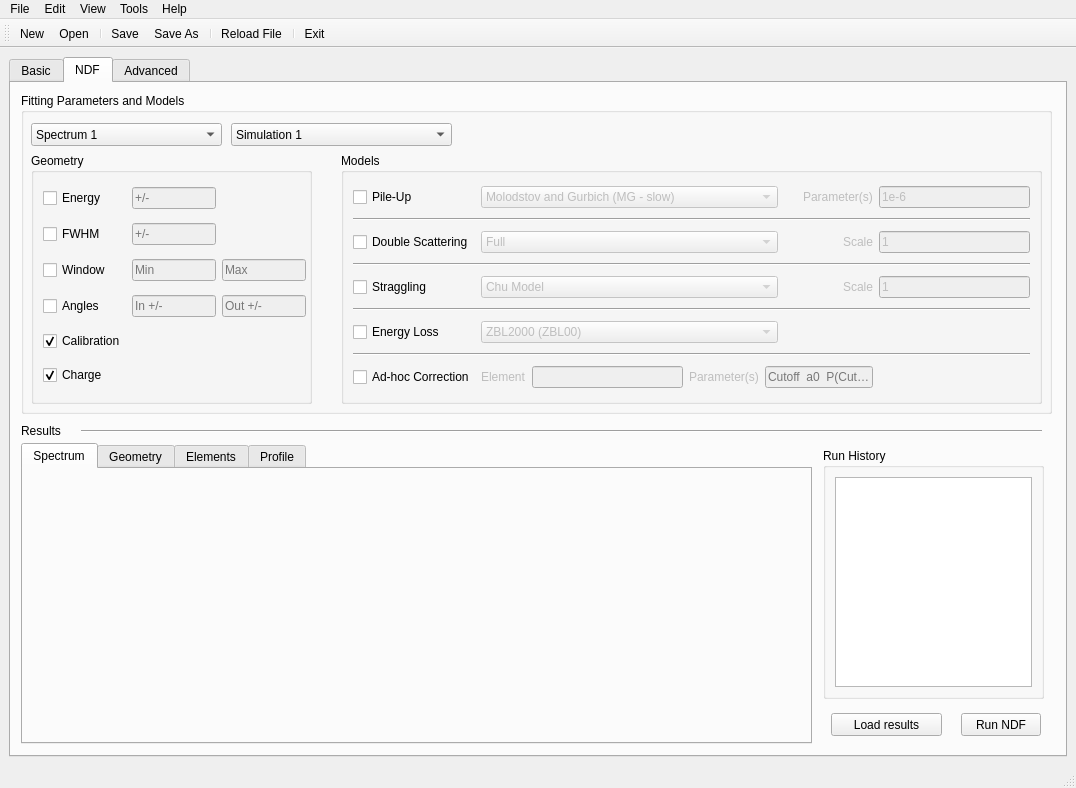
Before: the Qt Designer form ui/geo_load.ui in m-sequeira/IBA-Studio, drawn with Qt 5.
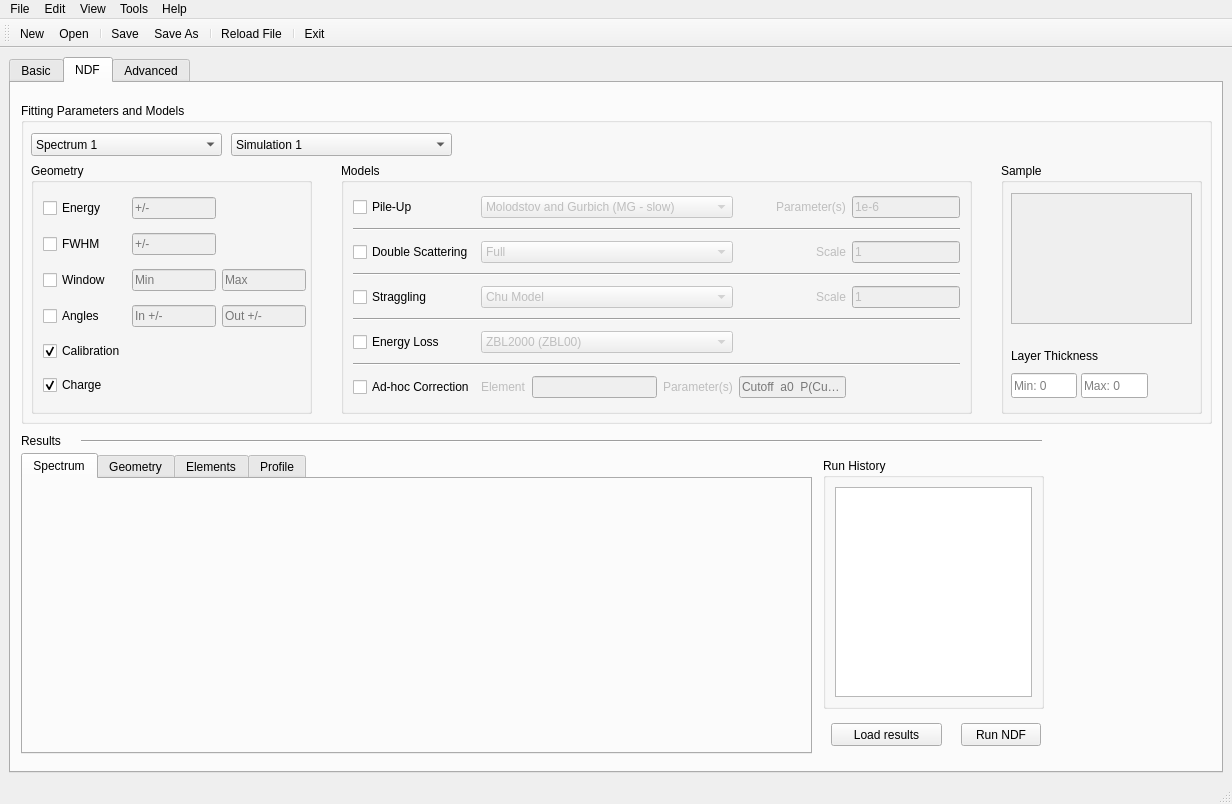
After: the same form once the commit is applied. The open tabs and pages were chosen to show the change.

Commit message: Remade the element fitting choice, improved the elements table dynamics, solved a bug where NDF run window would not open when elements where null,

Diff of the .ui file:
```diff
--- a/ui/geo_load.ui
+++ b/ui/geo_load.ui
@@ -6,10 +6,16 @@
    <rect>
     <x>0</x>
     <y>0</y>
-    <width>1076</width>
-    <height>788</height>
+    <width>1232</width>
+    <height>804</height>
    </rect>
   </property>
+  <property name="sizePolicy">
+   <sizepolicy hsizetype="Preferred" vsizetype="Preferred">
+    <horstretch>0</horstretch>
+    <verstretch>0</verstretch>
+   </sizepolicy>
+  </property>
   <property name="minimumSize">
    <size>
     <width>1076</width>
@@ -18,7 +24,7 @@
   </property>
   <property name="maximumSize">
    <size>
-    <width>1076</width>
+    <width>9000</width>
     <height>9000</height>
    </size>
   </property>
@@ -937,8 +943,8 @@
         <property name="geometry">
          <rect>
           <x>10</x>
-          <y>10</y>
-          <width>1031</width>
+          <y>20</y>
+          <width>1191</width>
           <height>321</height>
          </rect>
         </property>
@@ -1212,7 +1218,7 @@
           <rect>
            <x>320</x>
            <y>60</y>
-           <width>701</width>
+           <width>631</width>
            <height>251</height>
           </rect>
          </property>
@@ -1247,33 +1253,6 @@
             </property>
            </widget>
           </item>
-          <item row="6" column="1" colspan="4">
-           <widget class="QComboBox" name="comboEnergyloss">
-            <property name="enabled">
-             <bool>false</bool>
-            </property>
-            <item>
-             <property name="text">
-              <string>ZBL2000 (ZBL00)</string>
-             </property>
-            </item>
-            <item>
-             <property name="text">
-              <string>ZBL1990 (ZBL90)</string>
-             </property>
-            </item>
-            <item>
-             <property name="text">
-              <string>MSTAR (MSTAR)</string>
-             </property>
-            </item>
-            <item>
-             <property name="text">
-              <string>SRIM 2003 (SR03)</string>
-             </property>
-            </item>
-           </widget>
-          </item>
           <item row="4" column="7">
            <widget class="QLineEdit" name="straggling_scaleparam">
             <property name="enabled">
@@ -1307,33 +1286,6 @@
             </property>
            </widget>
           </item>
-          <item row="0" column="1" colspan="4">
-           <widget class="QComboBox" name="comboPileup">
-            <property name="enabled">
-             <bool>false</bool>
-            </property>
-            <item>
-             <property name="text">
-              <string>Molodstov and Gurbich (MG - slow)</string>
-             </property>
-            </item>
-            <item>
-             <property name="text">
-              <string>Wielopolski and Gardner (WG - slow)</string>
-             </property>
-            </item>
-            <item>
-             <property name="text">
-              <string>Pure Autocorrelation Algorithm (CJ - fast)</string>
-             </property>
-            </item>
-            <item>
-             <property name="text">
-              <string>Amsel (GA - fast)</string>
-             </property>
-            </item>
-           </widget>
-          </item>
           <item row="0" column="0">
            <widget class="QCheckBox" name="checkPileup">
             <property name="text">
@@ -1439,7 +1391,58 @@
             </property>
            </widget>
           </item>
-          <item row="2" column="1" colspan="4">
+          <item row="8" column="0">
+           <widget class="QCheckBox" name="checkAdhoc_correction">
+            <property name="text">
+             <string>Ad-hoc Correction</string>
+            </property>
+           </widget>
+          </item>
+          <item row="6" column="1" colspan="3">
+           <widget class="QComboBox" name="comboEnergyloss">
+            <property name="enabled">
+             <bool>false</bool>
+            </property>
+            <item>
+             <property name="text">
+              <string>ZBL2000 (ZBL00)</string>
+             </property>
+            </item>
+            <item>
+             <property name="text">
+              <string>ZBL1990 (ZBL90)</string>
+             </property>
+            </item>
+            <item>
+             <property name="text">
+              <string>MSTAR (MSTAR)</string>
+             </property>
+            </item>
+            <item>
+             <property name="text">
+              <string>SRIM 2003 (SR03)</string>
+             </property>
+            </item>
+           </widget>
+          </item>
+          <item row="4" column="1" colspan="3">
+           <widget class="QComboBox" name="comboStraggling">
+            <property name="enabled">
+             <bool>false</bool>
+            </property>
+            <item>
+             <property name="text">
+              <string>Chu Model</string>
+             </property>
+            </item>
+            <item>
+             <property name="text">
+              <string>Bohr Model</string>
+             </property>
+            </item>
+           </widget>
+          </item>
+          <item row="2" column="1" colspan="3">
            <widget class="QComboBox" name="comboDoublescatter">
             <property name="enabled">
              <bool>false</bool>
@@ -1466,14 +1469,14 @@
             </item>
            </widget>
           </item>
-          <item row="4" column="1" colspan="4">
-           <widget class="QComboBox" name="comboStraggling">
+          <item row="0" column="1" colspan="3">
+           <widget class="QComboBox" name="comboPileup">
             <property name="enabled">
              <bool>false</bool>
             </property>
             <item>
              <property name="text">
-              <string>Chu Model</string>
+              <string>Molodstov and Gurbich (MG - slow)</string>
              </property>
             </item>
             <item>
@@ -1481,13 +1484,16 @@
               <string>Bohr Model</string>
              </property>
             </item>
-           </widget>
-          </item>
-          <item row="8" column="0">
-           <widget class="QCheckBox" name="checkAdhoc_correction">
-            <property name="text">
-             <string>Ad-hoc Correction</string>
-            </property>
+            <item>
+             <property name="text">
+              <string>Pure Autocorrelation Algorithm (CJ - fast)</string>
+             </property>
+            </item>
+            <item>
+             <property name="text">
+              <string>Amsel (GA - fast)</string>
+             </property>
+            </item>
            </widget>
           </item>
          </layout>
@@ -1507,6 +1513,126 @@
           </property>
          </item>
         </widget>
+        <widget class="QGroupBox" name="groupBox_19">
+         <property name="geometry">
+          <rect>
+           <x>980</x>
+           <y>60</y>
+           <width>201</width>
+           <height>251</height>
+          </rect>
+         </property>
+         <property name="title">
+          <string>Sample </string>
+         </property>
+         <widget class="QScrollArea" name="fitElementArea">
+          <property name="geometry">
+           <rect>
+            <x>10</x>
+            <y>30</y>
+            <width>181</width>
+            <height>131</height>
+           </rect>
+          </property>
+          <property name="sizePolicy">
+           <sizepolicy hsizetype="Fixed" vsizetype="Fixed">
+            <horstretch>0</horstretch>
+            <verstretch>0</verstretch>
+           </sizepolicy>
+          </property>
+          <property name="minimumSize">
+           <size>
+            <width>0</width>
+            <height>0</height>
+           </size>
+          </property>
+          <property name="verticalScrollBarPolicy">
+           <enum>Qt::ScrollBarAsNeeded</enum>
+          </property>
+          <property name="sizeAdjustPolicy">
+           <enum>QAbstractScrollArea::AdjustToContents</enum>
+          </property>
+          <property name="widgetResizable">
+           <bool>true</bool>
+          </property>
+          <widget class="QWidget" name="scrollAreaWidgetContents">
+           <property name="geometry">
+            <rect>
+             <x>0</x>
+             <y>0</y>
+             <width>179</width>
+             <height>129</height>
+            </rect>
+           </property>
+           <property name="sizePolicy">
+            <sizepolicy hsizetype="Expanding" vsizetype="Expanding">
+             <horstretch>0</horstretch>
+             <verstretch>1</verstretch>
+            </sizepolicy>
+           </property>
+           <layout class="QGridLayout" name="gridLayout_2">
+            <item row="0" column="0">
+             <layout class="QFormLayout" name="fitElementLayout">
+              <property name="leftMargin">
+               <number>2</number>
+              </property>
+              <property name="topMargin">
+               <number>2</number>
+              </property>
+             </layout>
+            </item>
+           </layout>
+          </widget>
+         </widget>
+         <widget class="QLineEdit" name="profile_max_thickness_2">
+          <property name="geometry">
+           <rect>
+            <x>80</x>
+            <y>210</y>
+            <width>67</width>
+            <height>25</height>
+           </rect>
+          </property>
+          <property name="text">
+           <string/>
+          </property>
+          <property name="placeholderText">
+           <string>Max: 0</string>
+          </property>
+         </widget>
+         <widget class="QLineEdit" name="profile_min_thickness_2">
+          <property name="geometry">
+           <rect>
+            <x>10</x>
+            <y>210</y>
+            <width>66</width>
+            <height>25</height>
+           </rect>
+          </property>
+          <property name="text">
+           <string/>
+          </property>
+          <property name="placeholderText">
+           <string>Min: 0</string>
+          </property>
+         </widget>
+         <widget class="QLabel" name="label_34">
+          <property name="geometry">
+           <rect>
+            <x>10</x>
+            <y>180</y>
+            <width>121</width>
+            <height>26</height>
+           </rect>
+          </property>
+          <property name="toolTip">
+           <string>&lt;html&gt;&lt;head/&gt;&lt;body&gt;&lt;p&gt;&lt;span style=&quot; font-family:'monospace'; font-size:13px; color:#1a1aa6;&quot;&gt;In 1x10&lt;/span&gt;&lt;span style=&quot; font-family:'monospace'; font-size:13px; color:#1a1aa6; vertical-align:super;&quot;&gt;15 &lt;/span&gt;&lt;span style=&quot; font-family:'monospace'; font-size:13px; color:#1a1aa6;&quot;&gt;at/cm&lt;/span&gt;&lt;span style=&quot; font-family:'monospace'; font-size:13px; color:#1a1aa6; vertical-align:super;&quot;&gt;2&lt;/span&gt;&lt;/p&gt;&lt;/body&gt;&lt;/html&gt;</string>
+          </property>
+          <property name="text">
+           <string>Layer Thickness</string>
+          </property>
+         </widget>
+        </widget>
        </widget>
        <widget class="QPushButton" name="run_NDF_button">
         <property name="enabled">
@@ -1515,7 +1641,7 @@
         <property name="geometry">
          <rect>
           <x>950</x>
-          <y>630</y>
+          <y>640</y>
           <width>80</width>
           <height>23</height>
          </rect>
@@ -1531,7 +1657,7 @@
         <property name="geometry">
          <rect>
           <x>10</x>
-          <y>360</y>
+          <y>370</y>
           <width>791</width>
           <height>301</height>
          </rect>
@@ -2337,7 +2463,7 @@
         <property name="geometry">
          <rect>
           <x>70</x>
-          <y>338</y>
+          <y>348</y>
           <width>961</width>
           <height>20</height>
          </rect>
@@ -2350,7 +2476,7 @@
         <property name="geometry">
          <rect>
           <x>10</x>
-          <y>340</y>
+          <y>350</y>
           <width>59</width>
           <height>15</height>
          </rect>
@@ -2363,7 +2489,7 @@
         <property name="geometry">
          <rect>
           <x>820</x>
-          <y>630</y>
+          <y>640</y>
           <width>111</width>
           <height>23</height>
          </rect>
@@ -2376,7 +2502,7 @@
         <property name="geometry">
          <rect>
           <x>812</x>
-          <y>365</y>
+          <y>375</y>
           <width>221</width>
           <height>251</height>
          </rect>
@@ -2753,7 +2879,7 @@
     <rect>
      <x>0</x>
      <y>0</y>
-     <width>1076</width>
+     <width>1232</width>
      <height>22</height>
     </rect>
    </property>
```
Left out of the diff: 2 changed lines with no effect on the pictures. The commit also changes 4 other files.
